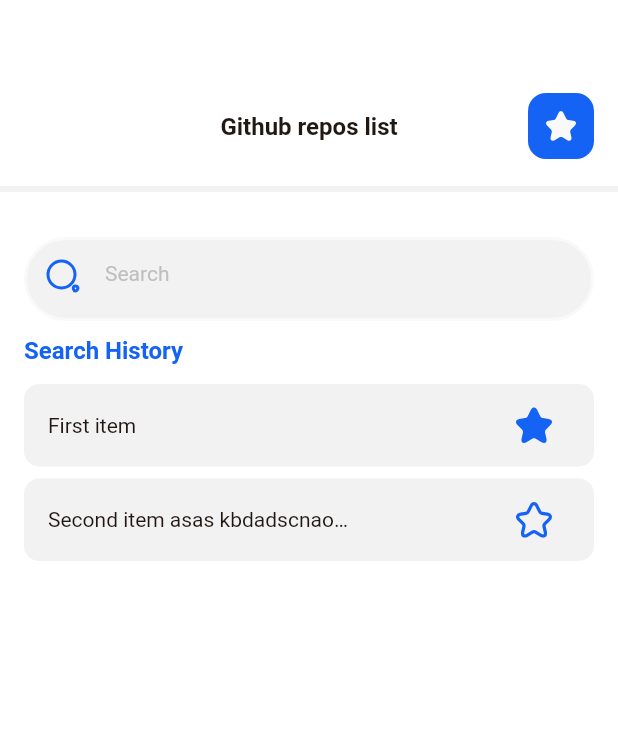
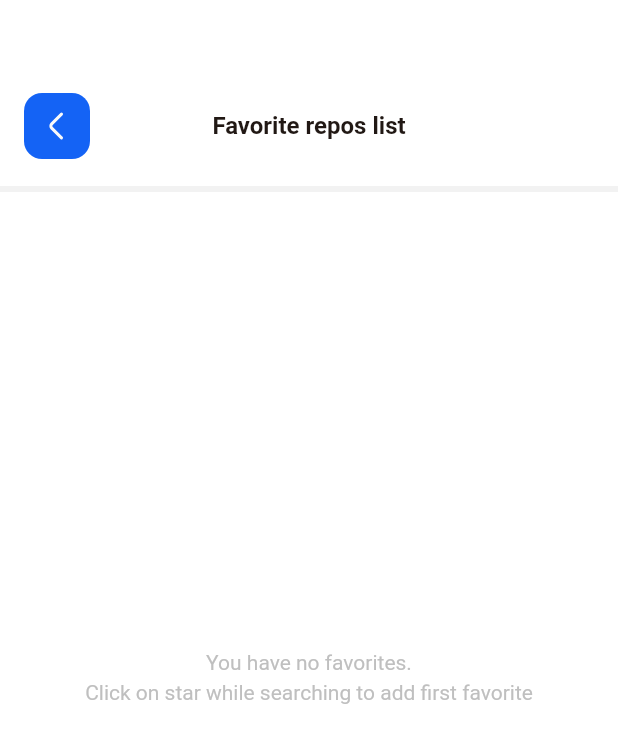
Before and after one commit to matviizakrevskyi/GitHub-Api-Project, a Flutter app: the screen it shows after launch, after a tap on an icon or button, on a phone screen of 412 x 824 dp. Shown: the top 743 px of the screen. Run offline on Flutter 3.47's test engine with Material 3 defaults, Android fonts, the phone set to English and light mode, and no system bars; our stand-ins replace flutter_bloc, flutter_svg, get_it, injectable; generated files the repository leaves out were written again; Roboto replaces fonts that are missing (Raleway).

Commit message:
create second screen

```diff
--- a/lib/main.dart
+++ b/lib/main.dart
@@ -1,80 +1,41 @@
 import 'package:flutter/material.dart';
 import 'package:flutter_bloc/flutter_bloc.dart';
 import 'package:github_api_project/di/injection.dart';
+import 'package:github_api_project/screens/favorites/favorites_cubit.dart';
+import 'package:github_api_project/screens/favorites/favorites_screen.dart';
 import 'package:github_api_project/screens/home/home_cubit.dart';
 import 'package:github_api_project/screens/home/home_screen.dart';
 import 'package:github_api_project/styling/styling.dart';
 
+final GlobalKey<NavigatorState> navigatorKey = GlobalKey<NavigatorState>();
+
 void main() {
   configureDependencies();
-  runApp(const MyApp());
+  runApp(MyApp(navigatorKey: navigatorKey,));
 }
 
 class MyApp extends StatelessWidget {
-  const MyApp({super.key});
+  final GlobalKey<NavigatorState> navigatorKey;
+
+  const MyApp({super.key, required this.navigatorKey});
 
   // This widget is the root of your application.
   @override
   Widget build(BuildContext context) {
     return MaterialApp(
       title: 'Flutter Demo',
-      theme: ThemeData(
-        colorScheme: CustomColors.colorSheme
-      ),
+      theme: ThemeData(colorScheme: CustomColors.colorSheme),
+      navigatorKey: navigatorKey,
       routes: {
         '/': (context) => BlocProvider<HomeCubit>(
               create: (BuildContext context) => getIt.get(),
               child: HomeScreen(),
+            ),
+        '/favorites': (context) => BlocProvider<FavoritesCubit>(
+              create: (BuildContext context) => getIt.get(),
+              child: FavoritesScreen(),
             )
       },
     );
   }
 }
-
-class MyHomePage extends StatefulWidget {
-  const MyHomePage({super.key, required this.title});
-
-  final String title;
-
-  @override
-  State<MyHomePage> createState() => _MyHomePageState();
-}
-
-class _MyHomePageState extends State<MyHomePage> {
-  int _counter = 0;
-
-  void _incrementCounter() {
-    setState(() {
-      _counter++;
-    });
-  }
-
-  @override
-  Widget build(BuildContext context) {
-    return Scaffold(
-      appBar: AppBar(
-        backgroundColor: Theme.of(context).colorScheme.inversePrimary,
-        title: Text(widget.title),
-      ),
-      body: Center(
-        child: Column(
-          mainAxisAlignment: MainAxisAlignment.center,
-          children: <Widget>[
-            const Text(
-              'You have pushed the button this many times:',
-            ),
-            Text(
-              '$_counter',
-              style: Theme.of(context).textTheme.headlineMedium,
-            ),
-          ],
-        ),
-      ),
-      floatingActionButton: FloatingActionButton(
-        onPressed: _incrementCounter,
-        tooltip: 'Increment',
-        child: const Icon(Icons.add),
-      ),
-    );
-  }
-}
--- /dev/null
+++ b/lib/screens/favorites/favorites_cubit.dart
@@ -0,0 +1,13 @@
+import 'package:flutter_bloc/flutter_bloc.dart';
+import 'package:github_api_project/main.dart';
+import 'package:github_api_project/screens/favorites/favorites_state.dart';
+import 'package:injectable/injectable.dart';
+
+@injectable
+class FavoritesCubit extends Cubit<FavoritesState> {
+  FavoritesCubit() : super(FavoritesState([], true));
+
+  back() {
+    navigatorKey.currentState?.pop();
+  }
+}
--- /dev/null
+++ b/lib/screens/favorites/favorites_screen.dart
@@ -0,0 +1,89 @@
+import 'package:flutter/material.dart';
+import 'package:flutter_bloc/flutter_bloc.dart';
+import 'package:flutter_svg/svg.dart';
+import 'package:github_api_project/screens/favorites/favorites_cubit.dart';
+import 'package:github_api_project/screens/favorites/favorites_state.dart';
+import 'package:github_api_project/styling/styling.dart';
+
+class FavoritesScreen extends StatelessWidget {
+  @override
+  Widget build(BuildContext context) {
+    final cubit = context.read<FavoritesCubit>();
+    return BlocBuilder<FavoritesCubit, FavoritesState>(
+      builder: (context, state) {
+        return Scaffold(
+          body: Column(
+            children: [
+              _AppBar(
+                title: "Favorite repos list",
+                onBack: () => cubit.back(),
+              ),
+              const Divider(
+                thickness: 4,
+                color: CustomColors.layer,
+              ),
+              state.items.isEmpty
+                  ? const Expanded(
+                      child: Center(
+                        child: Padding(
+                          padding: const EdgeInsets.symmetric(horizontal: 16),
+                          child: Text(
+                            "You have no favorites.\nClick on star while searching to add first favorite",
+                            style: CustomTextSyles.placeholder,
+                            maxLines: 2,
+                            textAlign: TextAlign.center,
+                          ),
+                        ),
+                      ),
+                    )
+                  : Container(),
+              const SizedBox(
+                height: 55,
+              )
+            ],
+          ),
+        );
+      },
+    );
+  }
+}
+
+class _AppBar extends StatelessWidget {
+  final String title;
+  final VoidCallback onBack;
+
+  _AppBar({required this.title, required this.onBack});
+
+  @override
+  Widget build(BuildContext context) {
+    return Padding(
+      padding: const EdgeInsets.only(left: 16, right: 16, bottom: 12, top: 62),
+      child: Row(
+        mainAxisAlignment: MainAxisAlignment.spaceBetween,
+        children: [
+          GestureDetector(
+            onTap: onBack,
+            child: Container(
+                width: 44,
+                height: 44,
+                decoration: const BoxDecoration(
+                    color: CustomColors.accentPrimary,
+                    borderRadius: BorderRadius.all(Radius.circular(12))),
+                child: SvgPicture.asset(
+                  'assets/ic_back.svg',
+                  fit: BoxFit.none,
+                  color: CustomColors.main,
+                )),
+          ),
+          Text(
+            title,
+            style: CustomTextSyles.main,
+          ),
+          const SizedBox(
+            width: 44,
+          ),
+        ],
+      ),
+    );
+  }
+}
--- /dev/null
+++ b/lib/screens/favorites/favorites_state.dart
@@ -0,0 +1,9 @@
+class FavoritesState {
+  final List<String> items;
+  final bool isLoading;
+
+  FavoritesState(this.items, this.isLoading);
+
+  FavoritesState copyWith({List<String>? items, bool? isLoading}) =>
+      FavoritesState(items ?? this.items, isLoading ?? this.isLoading);
+}
--- a/lib/screens/home/home_cubit.dart
+++ b/lib/screens/home/home_cubit.dart
@@ -1,5 +1,6 @@
 import 'package:flutter/material.dart';
 import 'package:flutter_bloc/flutter_bloc.dart';
+import 'package:github_api_project/main.dart';
 import 'package:github_api_project/usecases/search_repos.dart';
 import 'package:injectable/injectable.dart';
 
@@ -14,7 +15,7 @@ class HomeCubit extends Cubit<HomeState> {
   HomeCubit(this._searchReposUseCase) : super(HomeState([], false));
 
   onFavorite() {
-    _searchReposUseCase.execute();
+    navigatorKey.currentState?.pushNamed('/favorites');
   }
 
   search() {
--- a/lib/screens/home/home_screen.dart
+++ b/lib/screens/home/home_screen.dart
@@ -32,7 +32,11 @@ class HomeScreen extends StatelessWidget {
               ),
               const Padding(
                 padding: EdgeInsets.only(top: 4, left: 16, bottom: 4),
-                child: Text("Search History", style: CustomTextSyles.mainWithPrimaryColor, textAlign: TextAlign.start,),
+                child: Text(
+                  "Search History",
+                  style: CustomTextSyles.mainWithPrimaryColor,
+                  textAlign: TextAlign.start,
+                ),
               ),
               RepoItemWidget(name: "First item", isFavorite: true, onFavoriteButton: () {}),
               RepoItemWidget(
--- a/lib/screens/widgets/custom_text_field.dart
+++ b/lib/screens/widgets/custom_text_field.dart
@@ -30,6 +30,7 @@ class CustomTextField extends StatelessWidget {
               ? Border.all(color: CustomColors.accentPrimary, width: 2)
               : Border.all(color: CustomColors.main, width: 2),
         ),
+        child: Center(
           child: TextField(
             style: CustomTextSyles.body,
             controller: controller,
@@ -67,6 +68,7 @@ class CustomTextField extends StatelessWidget {
             onChanged: (value) {},
           ),
         ),
+      ),
     );
   }
 }
--- a/lib/styling/styling.dart
+++ b/lib/styling/styling.dart
@@ -21,7 +21,6 @@ abstract class CustomTextSyles {
       fontFamily: 'Raleway',
       fontSize: 16,
       fontWeight: FontWeight.w600,
-      height: 1.9,
       letterSpacing: 0,
       color: CustomColors.textPrimaryColor);
 
@@ -29,7 +28,6 @@ abstract class CustomTextSyles {
       fontFamily: 'Raleway',
       fontSize: 16,
       fontWeight: FontWeight.w600,
-      height: 1.9,
       letterSpacing: 0,
       color: CustomColors.accentPrimary);
 
@@ -44,7 +42,6 @@ abstract class CustomTextSyles {
       fontFamily: 'Raleway',
       fontSize: 14,
       fontWeight: FontWeight.w400,
-      height: 2,
       letterSpacing: 0,
       color: CustomColors.placeholder);
 }
```
Also changed, not shown: 1 other file. Lines whose indentation alone changed are shown as unchanged.
